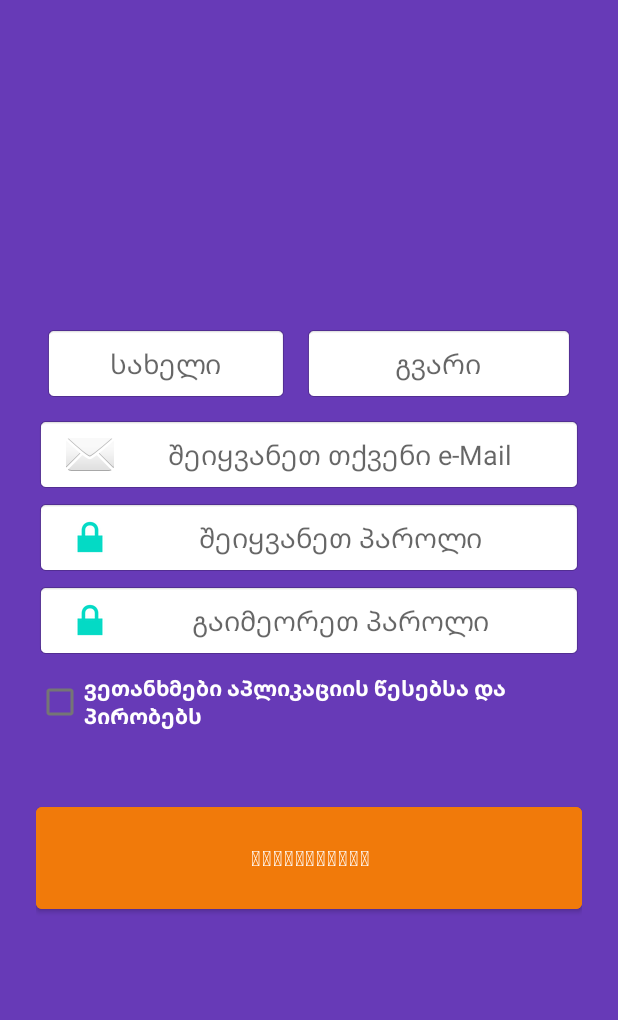
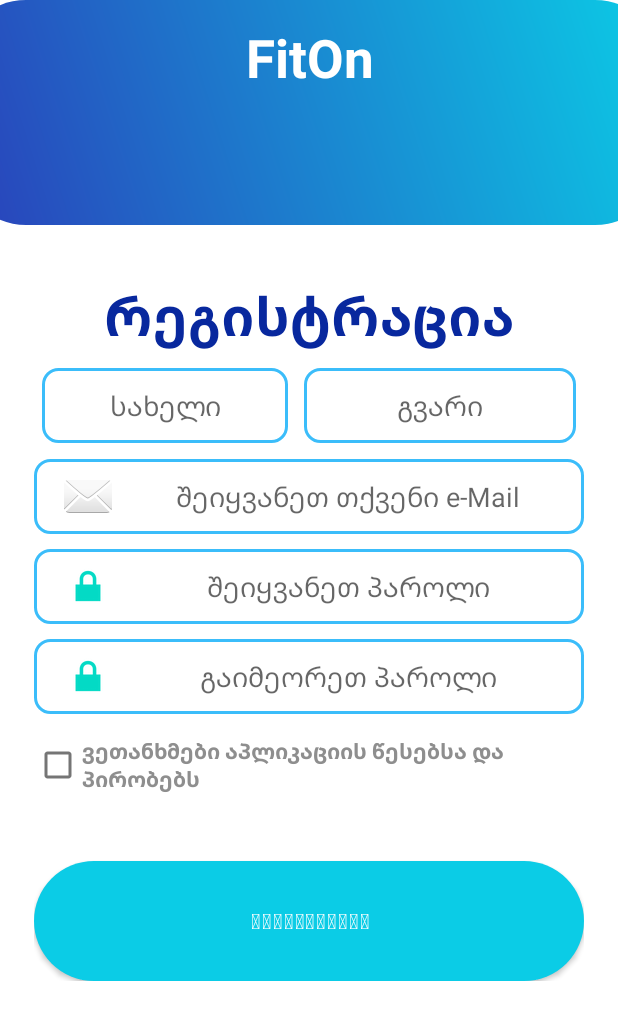
Before and after one commit to Tornike222/Finals, an Android app: the RegistrationFragment screen opened through its navigation route, on a phone screen of 412 x 824 dp. Shown: the top 1020 px of the screen. Run offline under Robolectric (Android 15) with nearby library versions, the phone set to English and light mode, and no system bars; our stand-ins replace Firebase (no records; nobody signed in at launch, a user with empty details on screens opened directly), navigation-ui.

```diff
--- a/app/src/main/java/com/example/afinal/AuthFragments/LoginFragment.kt
+++ b/app/src/main/java/com/example/afinal/AuthFragments/LoginFragment.kt
@@ -17,7 +17,7 @@ import com.example.afinal.databinding.FragmentLoginBinding
 import com.google.firebase.auth.FirebaseAuth
 
 
-class LoginFragment: Fragment(R.layout.fragment_login) {
+class LoginFragment: Fragment() {
     private lateinit var editMail: EditText
     private lateinit var editPassword: EditText
     private lateinit var authorisationButton: Button
--- a/app/src/main/java/com/example/afinal/AuthFragments/RegistrationFragment.kt
+++ b/app/src/main/java/com/example/afinal/AuthFragments/RegistrationFragment.kt
@@ -15,7 +15,7 @@ import com.example.afinal.databinding.FragmentRegistrationBinding
 import com.google.firebase.auth.FirebaseAuth
 import com.google.firebase.database.FirebaseDatabase
 
-class RegistrationFragment: Fragment(R.layout.fragment_registration) {
+class RegistrationFragment: Fragment() {
     private lateinit var regButton: Button
     private lateinit var editPassword: EditText
     private lateinit var editPassword2: EditText
--- a/app/src/main/java/com/example/afinal/NavFragments/HomeFragment.kt
+++ b/app/src/main/java/com/example/afinal/NavFragments/HomeFragment.kt
@@ -11,7 +11,7 @@ import com.example.afinal.R
 import com.example.myapplication.RecyclerViewPersonAdapter
 import com.google.firebase.database.*
 
-class HomeFragment : Fragment(R.layout.fragment_home) {
+class HomeFragment : Fragment() {
     private lateinit var database: FirebaseDatabase
     private lateinit var referance: DatabaseReference
 
--- a/app/src/main/res/drawable/buttonstyle.xml
+++ b/app/src/main/res/drawable/buttonstyle.xml
@@ -1,6 +1,9 @@
 <?xml version="1.0" encoding="utf-8"?>
 <shape xmlns:android="http://schemas.android.com/apk/res/android">
-    <solid android:color="#4bb6ef" />
+    <gradient android:angle="45"
+        android:startColor="@color/startblue"
+        android:endColor="@color/endblue"
+        />
     <padding android:top="15dp"
         android:left="15dp"
         android:right="15dp"
--- /dev/null
+++ b/app/src/main/res/drawable/buttonstyle_linear_login.xml
@@ -0,0 +1,13 @@
+<?xml version="1.0" encoding="utf-8"?>
+<shape xmlns:android="http://schemas.android.com/apk/res/android">
+    <solid android:color="#FFFFFF" />
+<!--    <gradient android:angle="45"-->
+<!--        android:startColor="@color/startblue"-->
+<!--        android:endColor="@color/endblue"-->
+<!--        />-->
+    <padding android:top="15dp"
+        android:left="15dp"
+        android:right="15dp"
+        android:bottom="15dp" />
+    <corners android:radius="45dp" />
+</shape>
--- a/app/src/main/res/layout/fragment_profile.xml
+++ b/app/src/main/res/layout/fragment_profile.xml
@@ -25,9 +25,9 @@
                 android:layout_height="150dp"
                 android:layout_gravity="center_horizontal"
                 android:layout_marginTop="45dp"
-                app:civ_border_width="4dp"
+                android:src="@drawable/ic_baseline_supervised_user_circle_24"
                 app:civ_border_color="@color/white"
-                android:src="@drawable/ic_baseline_supervised_user_circle_24" />
+                app:civ_border_width="4dp" />
 
             <TextView
                 android:id="@+id/nameSurname"
--- a/app/src/main/res/layout/fragment_registration.xml
+++ b/app/src/main/res/layout/fragment_registration.xml
@@ -4,25 +4,58 @@
     xmlns:tools="http://schemas.android.com/tools"
     xmlns:app="http://schemas.android.com/apk/res-auto"
     android:layout_width="match_parent"
-    android:layout_height="match_parent"
-    android:background="#673AB7">
+    android:layout_height="match_parent">
+
+    <LinearLayout
+        android:id="@+id/linearLayout2"
+        android:layout_width="470dp"
+        android:layout_height="150dp"
+        android:background="@drawable/buttonstyle"
+        android:orientation="vertical"
+        app:layout_constraintEnd_toEndOf="parent"
+        app:layout_constraintStart_toStartOf="parent"
+        app:layout_constraintTop_toTopOf="parent">
+        <TextView
+            android:id="@+id/textView5"
+            android:layout_width="match_parent"
+            android:layout_height="wrap_content"
+            android:gravity="center"
+            android:text="FitOn"
+            android:textColor="#FFFFFF"
+            android:textSize="35sp"
+            android:textStyle="bold" />
+
+    </LinearLayout>
 
     <LinearLayout
         android:layout_width="match_parent"
         android:layout_height="wrap_content"
-        android:layout_marginStart="24dp"
-        android:layout_marginEnd="24dp"
+        android:layout_marginStart="8dp"
+        android:layout_marginEnd="8dp"
+        android:background="@drawable/buttonstyle_linear_login"
         android:orientation="vertical"
         app:layout_constraintBottom_toBottomOf="parent"
         app:layout_constraintEnd_toEndOf="parent"
         app:layout_constraintStart_toStartOf="parent"
         app:layout_constraintTop_toTopOf="parent">
 
+        <TextView
+            android:id="@+id/textView4"
+            android:layout_width="match_parent"
+            android:layout_height="wrap_content"
+            android:layout_marginTop="15dp"
+            android:gravity="center"
+            android:text="რეგისტრაცია"
+            android:textColor="#08289E"
+            android:textSize="35sp"
+            android:textStyle="bold" />
+
         <LinearLayout
             android:layout_width="match_parent"
             android:layout_height="wrap_content"
             android:orientation="horizontal"
-            android:weightSum="2">
+            android:weightSum="2"
+            android:layout_marginTop="5dp">
 
             <EditText
                 android:id="@+id/editName"
@@ -30,7 +63,7 @@
                 android:layout_height="50dp"
                 android:layout_margin="5dp"
                 android:layout_weight="1"
-                android:background="@android:drawable/editbox_background_normal"
+                android:background="@drawable/rounded_border"
                 android:ems="10"
                 android:hint="სახელი"
                 android:inputType="textPersonName"
@@ -40,13 +73,13 @@
                 android:id="@+id/editSurname"
                 android:layout_width="wrap_content"
                 android:layout_height="50dp"
+                android:layout_margin="5dp"
                 android:layout_weight="1"
-                android:background="@android:drawable/editbox_background_normal"
+                android:background="@drawable/rounded_border"
                 android:ems="10"
-                android:layout_margin="5dp"
+                android:hint="გვარი"
                 android:inputType="textPersonName"
-                android:textAlignment="center"
-                android:hint="გვარი" />
+                android:textAlignment="center" />
 
 
         </LinearLayout>
@@ -56,7 +89,7 @@
             android:layout_width="match_parent"
             android:layout_height="50dp"
             android:layout_marginTop="5dp"
-            android:background="@android:drawable/editbox_background_normal"
+            android:background="@drawable/rounded_border"
             android:drawableLeft="@android:drawable/ic_dialog_email"
             android:ems="10"
             android:hint="შეიყვანეთ თქვენი e-Mail"
@@ -64,17 +97,14 @@
             android:paddingStart="20dp"
             android:textAlignment="center" />
 
-        if(editPassword.length() != 6){
-        Toast.makeText(this, "პაროლი უნდა შეიცავდეს მინიმუმ 6 სიმბოლოს", Toast.LENGTH_SHORT).show()
-        }
 
         <EditText
             android:id="@+id/editPassword"
             android:layout_width="match_parent"
             android:layout_height="50dp"
-            android:layout_marginTop="5dp"
+            android:layout_marginTop="10dp"
             android:layout_weight="1"
-            android:background="@android:drawable/editbox_background_normal"
+            android:background="@drawable/rounded_border"
             android:drawableLeft="@android:drawable/ic_lock_lock"
             android:ems="10"
             android:hint="შეიყვანეთ პაროლი"
@@ -86,9 +116,9 @@
             android:id="@+id/editPassword2"
             android:layout_width="match_parent"
             android:layout_height="50dp"
-            android:layout_marginTop="5dp"
+            android:layout_marginTop="10dp"
             android:layout_weight="1"
-            android:background="@android:drawable/editbox_background_normal"
+            android:background="@drawable/rounded_border"
             android:drawableLeft="@android:drawable/ic_lock_lock"
             android:ems="10"
             android:hint="გაიმეორეთ პაროლი"
@@ -101,19 +131,18 @@
             android:id="@+id/acceptedCheck"
             android:layout_width="match_parent"
             android:layout_height="wrap_content"
+            android:layout_marginTop="10dp"
             android:layout_weight="1"
-            android:textColor="@color/white"
-            android:textStyle="bold"
-            android:layout_marginTop="5dp"
             android:text="ვეთანხმები აპლიკაციის წესებსა და პირობებს"
-            />
+            android:textColor="#8E8E8E"
+            android:textStyle="bold" />
 
         <Button
             android:id="@+id/regButton"
             android:layout_width="match_parent"
             android:layout_height="80dp"
             android:layout_marginTop="40dp"
-            android:backgroundTint="?android:attr/colorFocusedHighlight"
+            android:background="@drawable/buttonstyle"
 
             android:text="რეგისტრაცია" />
 
```
Also changed, not shown: app/src/main/java/com/example/afinal/AuthFragments/RecoverFragment.kt (+15 -16 lines), app/src/main/res/layout/fragment_login.xml (+34 -10 lines), app/src/main/res/layout/fragment_recover.xml (+28 -7 lines).
